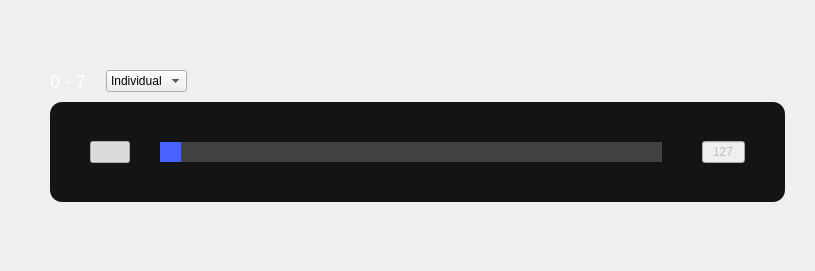
This is ui/digitalIoElement.ui in analogdevicesinc/scopy as Qt 5 draws it before an edit. The edited form follows.
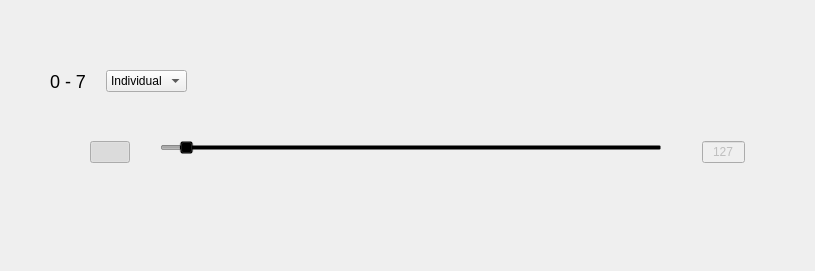
This is the edited form. The open tabs and pages were chosen to show the change. Icons and pictures are not drawn. Custom widgets are drawn as their Qt base class.

Patch:
```diff
--- a/ui/digitalIoElement.ui
+++ b/ui/digitalIoElement.ui
@@ -68,11 +68,12 @@
         </sizepolicy>
        </property>
        <property name="styleSheet">
-        <string notr="true">height: 55px;	width: 195px;	color: rgba(255,255,255,255);
-  
-  font-size: 18px;
-  font-weight: normal;
-  font-style: normal;</string>
+        <string notr="true">	height: 55px;	
+	width: 195px;	
+  	
+	font-size: 18px;
+   font-weight: normal;
+   font-style: normal;</string>
        </property>
        <property name="text">
         <string>0 - 7</string>
@@ -138,8 +139,6 @@
 {
 height: 190px;
 width: 1310px;
-border-radius: 12px;
-background-color: rgba(0, 0, 0, 80);
 }</string>
        </property>
        <property name="currentIndex">
@@ -215,8 +214,6 @@
 {
 height: 190px;
 width: 1310px;
-border-radius: 12px;
-background-color: #141416;
 }
 
 QWidget#stackedWidgetPage1[locked=true]
@@ -317,27 +314,19 @@
 }
 
 QSlider::groove:horizontal {
-    background-color: rgba(255,255,255,50);
     height:20px;
 }
 
 QSlider::handle:horizontal:enabled {
  border-image:url(&quot;:/icons/time_trigger_handle.svg&quot;); 
- height: 30px;	width: 40px;	border-radius: 4px;
+ height: 30px;	
+ width: 40px;	
+ border-radius: 4px;
  margin: -5 -20px;
  border-bot:2px;
  border-left:2px;
  border-backgroundcolor:black;
-}
-
-QSlider::handle:horizontal:!enabled {
- 
-}
-
-QSlider::sub-page:horizontal {
-    background: #4A64FF;
-}
-</string>
+}</string>
              </property>
              <property name="maximum">
               <number>255</number>
```
Left out of the diff: 2 changed lines with no effect on the pictures.
